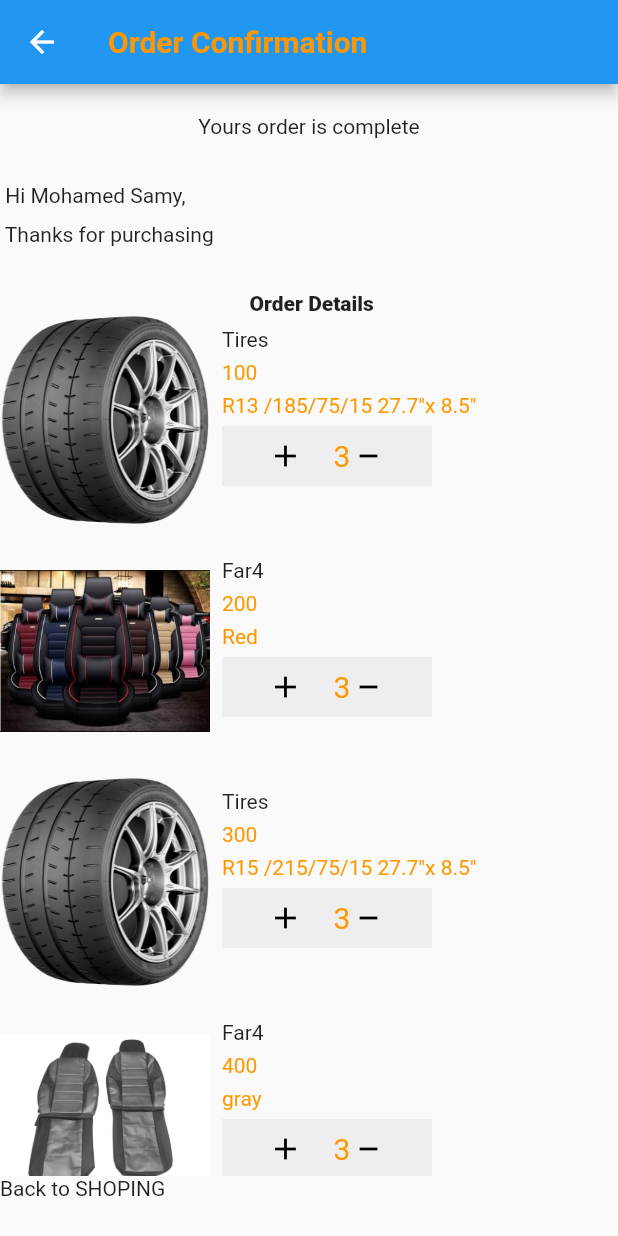
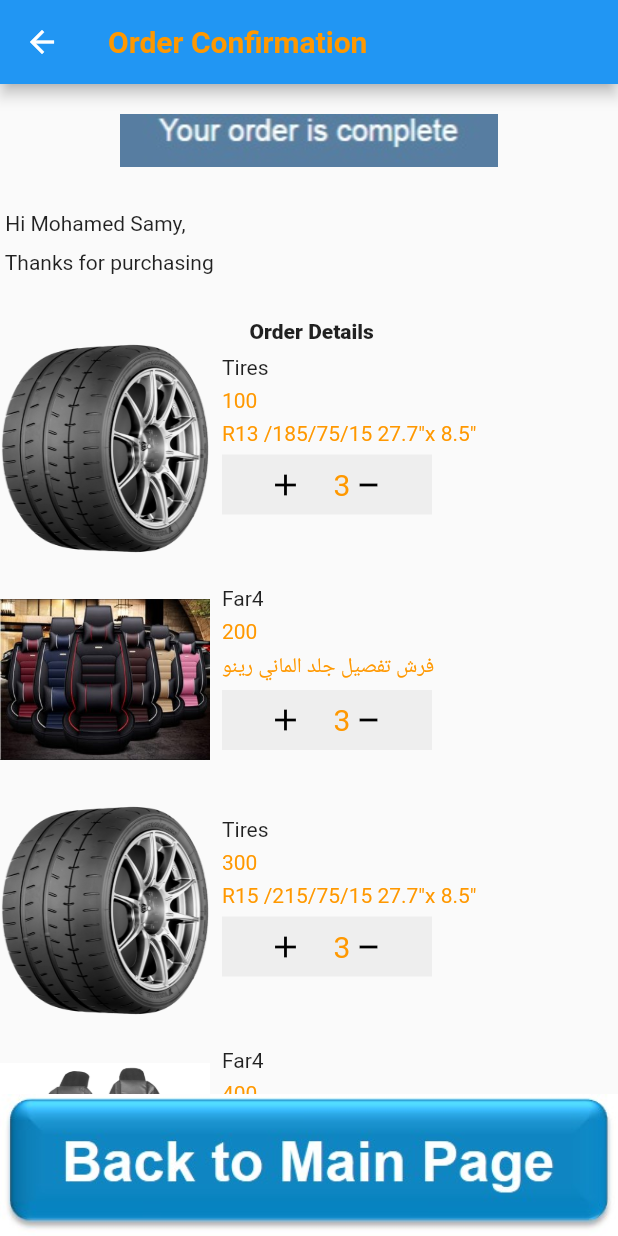
Before and after one commit to Mahmedsamy/ui_order_list, a Flutter app: the Order_Confirmation screen opened directly, on a phone screen of 412 x 824 dp. Run offline on Flutter 3.47's test engine with Material 2 defaults, Android fonts, the phone set to English and light mode, and no system bars.

Commit message:
11/4/2023

```diff
--- a/lib/Car_brushes.dart
+++ b/lib/Car_brushes.dart
@@ -10,7 +10,6 @@ class CarBrushes extends StatefulWidget {
 }
 
 class _CarBrushesState extends State<CarBrushes> {
-
   final List<String> names = <String>[
     'Oma4',
     'Geld',
@@ -33,6 +32,14 @@ class _CarBrushesState extends State<CarBrushes> {
     3400,
     4500,
     5600,
+  ];
+
+  final List<String> details = <String>[
+    'فرش تفصيل جلد الماني رينو',
+    'عربيه mg hs',
+    'فرش تفصيل جلد الماني كيا كارينز',
+    'فرش تفصيل جلد الماني هوندا ',
+    'فرش تفصيل جلد الماني اوبيل ',
   ];
 
   @override
@@ -82,6 +89,10 @@ class _CarBrushesState extends State<CarBrushes> {
                               const SizedBox(
                                 height: 6,
                               ),
+                              Text(
+                                style: const TextStyle(color: Colors.orange),
+                                details[index].toString(),
+                              ),
                               Container(
                                 width: 140.0,
                                 color: Colors.grey.shade200,
@@ -107,7 +118,7 @@ class _CarBrushesState extends State<CarBrushes> {
                                     ),
                                     Container(
                                       padding:
-                                      const EdgeInsets.only(bottom: 30.0),
+                                          const EdgeInsets.only(bottom: 30.0),
                                       child: const Icon(
                                         Icons.minimize,
                                         color: Colors.black,
@@ -173,7 +184,8 @@ class _CarBrushesState extends State<CarBrushes> {
                       child: const Text(
                         'Add To Cart',
                         style: TextStyle(
-                            color: Colors.orange, fontWeight: FontWeight.bold),
+                            color: Colors.orange,
+                            fontWeight: FontWeight.bold),
                       ),
                     ),
                   ),
--- a/lib/Final.dart
+++ b/lib/Final.dart
@@ -1,4 +1,5 @@
 import 'package:flutter/material.dart';
+import 'package:ui_order_list/services.dart';
 
 class Order_Confirmation extends StatefulWidget {
   const Order_Confirmation({Key? key}) : super(key: key);
@@ -34,9 +35,9 @@ class _Order_ConfirmationState extends State<Order_Confirmation> {
 
   final List<String> details = <String>[
     'R13 /185/75/15 27.7"x 8.5"',
-    'Red',
+    'فرش تفصيل جلد الماني رينو',
     'R15 /215/75/15 27.7"x 8.5"',
-    'gray',
+    'فرش تفصيل جلد الماني هوند',
     'R18/225/90/16 29.7"x 8.1"',
   ];
 
@@ -63,7 +64,10 @@ class _Order_ConfirmationState extends State<Order_Confirmation> {
                 padding: const EdgeInsets.all(20.0),
                 child: Container(
                   alignment: Alignment.topCenter,
-                  child: const Text('Yours order is complete'),
+                  child: const Image(
+                    image: AssetImage('images/order-complete1.jpg'),
+                    fit: BoxFit.fill,
+                  ),
                 ),
               )
             ],
@@ -195,10 +199,19 @@ class _Order_ConfirmationState extends State<Order_Confirmation> {
                 ),
               ),
               Expanded(
-                child: Container(
-
-                  height: 40.0,
-                  child: Text('Back to SHOPING'),
+                child:  Container(
+                  child: InkWell(
+                    onTap: () {
+                      Navigator.push(
+                          context,
+                          MaterialPageRoute(
+                              builder: (BuildContext context) =>  const Services()));
+                    },
+                    child: const Image(
+                      image: AssetImage('images/Back_to_main_page.jpg'),
+                      fit: BoxFit.fill,
+                    ),
+                  ),
                 ),
               ),
             ],
--- a/lib/cart.dart
+++ b/lib/cart.dart
@@ -31,9 +31,9 @@ class Cart extends StatelessWidget {
 
    final List<String> details = <String>[
      'R13 /185/75/15 27.7"x 8.5"',
-     'Red',
+     'فرش تفصيل جلد الماني رينو',
      'R15 /215/75/15 27.7"x 8.5"',
-     'gray',
+     'فرش تفصيل جلد الماني هوند',
      'R18/225/90/16 29.7"x 8.1"',
    ];
 
--- a/lib/services.dart
+++ b/lib/services.dart
@@ -42,9 +42,11 @@ class Services extends StatelessWidget {
                      Container(
                        child: const Text(
                           'Tirres',
+                        // textAlign: TextAlign.start,
                         style: TextStyle(
                           fontWeight: FontWeight.bold,
                           fontSize: 60.0,
+                          color: Colors.orange,
                         ),
                 ),
                      ),
--- a/pubspec.yaml
+++ b/pubspec.yaml
@@ -67,6 +67,8 @@ flutter:
      - images/FAR44.jpg
      - images/FAR45.jpg
      - images/yourorder.jpg
+     - images/Back_to_main_page.jpg
+     - images/order-complete1.jpg
 
 
   # An image asset can refer to one or more resolution-specific "variants", see
```
Also changed, not shown: images/Back_to_main_page.jpg (added), images/order-complete1.jpg (added).
